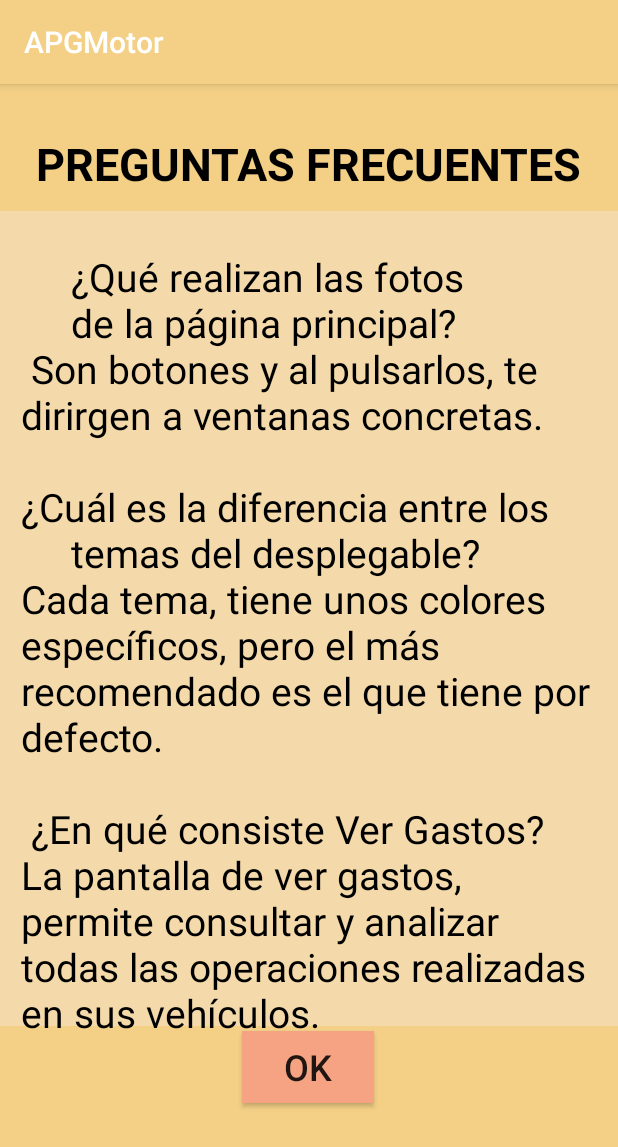
After one commit to alepagu/APGMotor, an Android app built with Jetpack Compose: the Preguntasfrecuentes_apgmotor screen opened directly, with no data from a screen before it, on a phone screen of 412 x 824 dp. The commit adds this screen. Shown: the top 1147 px of the screen. Run offline under Robolectric (Android 15) with nearby library versions, the phone set to English and light mode, and no system bars.

Commit message:
El commit es de guardado, para todo lo que llevo incluyendo funcionamiento de todos los botones, comentarios, y algunas funciones que revisar.

```diff
--- a/app/build.gradle.kts
+++ b/app/build.gradle.kts
@@ -1,3 +1,5 @@
+import kotlin.script.experimental.jvm.util.KotlinJars.stdlib
+
 plugins {
     alias(libs.plugins.androidApplication)
     alias(libs.plugins.jetbrainsKotlinAndroid)
@@ -63,7 +65,8 @@ dependencies {
     implementation(libs.androidx.appcompat)
     implementation(libs.material)
     implementation(libs.androidx.activity)
-    implementation("org.mariadb.jdbc:mariadb-java-client:3.1.0")
+    implementation ("org.mariadb.jdbc:mariadb-java-client:3.1.0")
+    implementation ("org.jetbrains.kotlinx:kotlinx-coroutines-android:1.5.0")
     testImplementation(libs.junit)
     androidTestImplementation(libs.androidx.junit)
     androidTestImplementation(libs.androidx.espresso.core)
--- /dev/null
+++ b/app/src/main/java/com/example/apgmotor/Preguntasfrecuentes_apgmotor.kt
@@ -0,0 +1,24 @@
+package com.example.apgmotor
+
+import android.content.Intent
+import android.os.Bundle
+import android.widget.Button
+import androidx.activity.enableEdgeToEdge
+import androidx.appcompat.app.AppCompatActivity
+import androidx.core.view.ViewCompat
+import androidx.core.view.WindowInsetsCompat
+
+class Preguntasfrecuentes_apgmotor : AppCompatActivity() {
+    override fun onCreate(savedInstanceState: Bundle?) {
+        super.onCreate(savedInstanceState)
+        enableEdgeToEdge()
+        setContentView(R.layout.activity_preguntasfrecuentes_apgmotor)
+
+        //Indicar con la funcionalidad que realiza el botón OK
+        val btnOK: Button = findViewById(R.id.btn_ok)
+        btnOK.setOnClickListener{
+            val intent: Intent = Intent(this, paginaprincipal_apgmotor:: class.java)
+            startActivity(intent)
+        }
+    }
+}
--- a/app/src/main/java/com/example/apgmotor/Registro.kt
+++ b/app/src/main/java/com/example/apgmotor/Registro.kt
@@ -5,8 +5,6 @@ import android.os.Bundle
 import android.widget.Button
 import androidx.activity.enableEdgeToEdge
 import androidx.appcompat.app.AppCompatActivity
-import androidx.core.view.ViewCompat
-import androidx.core.view.WindowInsetsCompat
 
 class Registro : AppCompatActivity() {
     override fun onCreate(savedInstanceState: Bundle?) {
@@ -17,7 +15,7 @@ class Registro : AppCompatActivity() {
         //Añadir funcionalidad al botón Registrarme
         val btnRegistrado: Button = findViewById(R.id.btnregistrar)
         btnRegistrado.setOnClickListener{
-            val intent: Intent = Intent(this, MainActivity:: class.java)
+            val intent: Intent = Intent(this, Login_apgmotor:: class.java)
             startActivity(intent)
         }
     }
--- /dev/null
+++ b/app/src/main/res/layout/activity_preguntasfrecuentes_apgmotor.xml
@@ -0,0 +1,70 @@
+<?xml version="1.0" encoding="utf-8"?>
+<androidx.constraintlayout.widget.ConstraintLayout xmlns:android="http://schemas.android.com/apk/res/android"
+    xmlns:app="http://schemas.android.com/apk/res-auto"
+    xmlns:tools="http://schemas.android.com/tools"
+    android:id="@+id/main"
+    android:layout_width="match_parent"
+    android:layout_height="match_parent"
+    android:background="#F4D086"
+    tools:context=".Preguntasfrecuentes_apgmotor">
+
+    <TextView
+        android:id="@+id/textView23"
+        android:layout_width="wrap_content"
+        android:layout_height="wrap_content"
+        android:text="PREGUNTAS FRECUENTES"
+        android:textColor="#000000"
+        android:textSize="30sp"
+        android:textStyle="bold"
+        app:layout_constraintBottom_toBottomOf="parent"
+        app:layout_constraintEnd_toEndOf="parent"
+        app:layout_constraintStart_toStartOf="parent"
+        app:layout_constraintTop_toTopOf="parent"
+        app:layout_constraintVertical_bias="0.113" />
+
+    <Button
+        android:id="@+id/btn_ok"
+        android:layout_width="wrap_content"
+        android:layout_height="wrap_content"
+        android:layout_marginBottom="88dp"
+        android:background="#F6A384"
+        android:text="OK"
+        android:textSize="24sp"
+        app:layout_constraintBottom_toBottomOf="parent"
+        app:layout_constraintEnd_toEndOf="parent"
+        app:layout_constraintHorizontal_bias="0.498"
+        app:layout_constraintStart_toStartOf="parent"
+        app:layout_constraintTop_toBottomOf="@+id/textView25"
+        app:layout_constraintVertical_bias="0.764" />
+
+    <TextView
+        android:id="@+id/textView25"
+        android:layout_width="412dp"
+        android:layout_height="543dp"
+        android:background="#9AF6E1C2"
+        app:layout_constraintBottom_toBottomOf="parent"
+        app:layout_constraintEnd_toEndOf="parent"
+        app:layout_constraintHorizontal_bias="0.36"
+        app:layout_constraintStart_toStartOf="parent"
+        app:layout_constraintTop_toTopOf="parent"
+        app:layout_constraintVertical_bias="0.501" />
+
+    <TextView
+        android:id="@+id/textView24"
+        android:layout_width="384dp"
+        android:layout_height="525dp"
+        android:text="     ¿Qué realizan las fotos \n     de la página principal?
+        \n Son botones y al pulsarlos, te dirirgen a ventanas concretas.
+        \n\n¿Cuál es la diferencia entre los \n     temas del desplegable?
+        \nCada tema, tiene unos colores específicos, pero el más recomendado es el que tiene por defecto.\n
+        \n ¿En qué consiste Ver Gastos?
+        \nLa pantalla de ver gastos, permite consultar y analizar todas las operaciones realizadas en sus vehículos."
+        android:textColor="#000000"
+        android:textSize="26sp"
+        app:layout_constraintBottom_toBottomOf="parent"
+        app:layout_constraintEnd_toEndOf="parent"
+        app:layout_constraintStart_toStartOf="parent"
+        app:layout_constraintTop_toBottomOf="@+id/textView23"
+        app:layout_constraintVertical_bias="0.22" />
+
+</androidx.constraintlayout.widget.ConstraintLayout>
--- a/app/src/main/res/layout/login_apgmotor.xml
+++ b/app/src/main/res/layout/login_apgmotor.xml
@@ -32,9 +32,11 @@
         android:layout_marginTop="28dp"
         android:layout_marginEnd="33dp"
         android:background="#9AF6E1C2"
+        app:layout_constraintBottom_toBottomOf="parent"
         app:layout_constraintEnd_toEndOf="parent"
         app:layout_constraintStart_toStartOf="parent"
-        app:layout_constraintTop_toBottomOf="@+id/login_apg" />
+        app:layout_constraintTop_toBottomOf="@+id/login_apg"
+        app:layout_constraintVertical_bias="0.088" />
 
     <TextView
         android:id="@+id/descrip_text"
```
Also changed, not shown: app/src/main/AndroidManifest.xml (+8 -1 lines), app/src/main/java/com/example/apgmotor/BaseDatos_apgmotor.kt (added, +55 -0 lines), app/src/main/java/com/example/apgmotor/Basedatos_apgmotor.kt (deleted, +0 -57 lines), app/src/main/java/com/example/apgmotor/Cambiarcontrasenna_apgmotor.kt (+8 -4 lines), app/src/main/java/com/example/apgmotor/Configuracion_apgmotor.kt (+14 -0 lines), app/src/main/java/com/example/apgmotor/Login_apgmotor.kt (added, +64 -0 lines), app/src/main/java/com/example/apgmotor/MainActivity.kt (deleted, +0 -63 lines), app/src/main/java/com/example/apgmotor/paginaprincipal_apgmotor.kt (+7 -0 lines), app/src/main/java/com/example/apgmotor/planificarfecha_apgmotor.kt (+9 -4 lines), app/src/main/res/layout/activity_cambiarcontrasenna_apgmotor.xml (+35 -33 lines), app/src/main/res/layout/activity_planificarfecha_apgmotor.xml (+4 -4 lines), app/src/main/res/layout/activity_vergastos_apgmotor.xml (+15 -0 lines).
